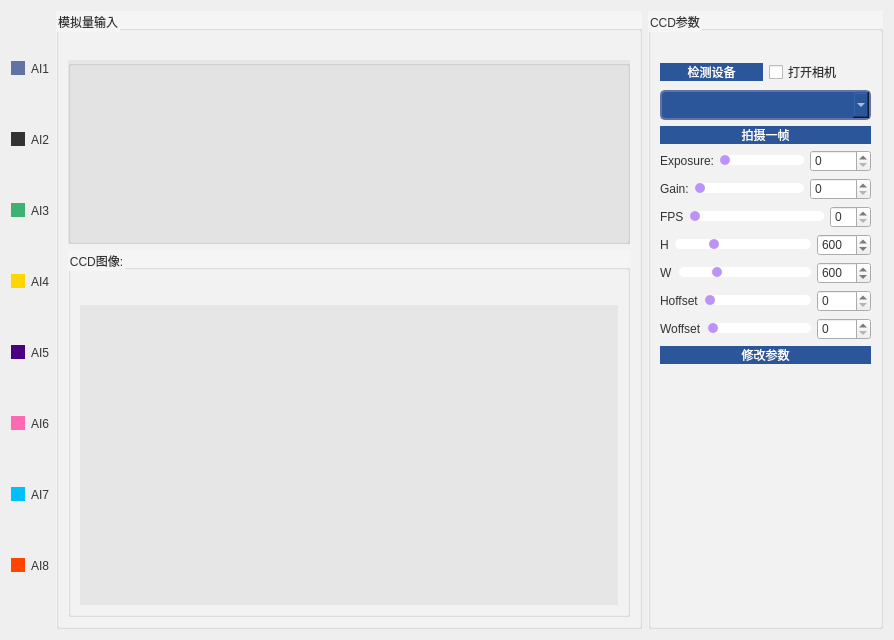
First picture: the form in new_thu/UI/Cardpage/AIO_CCD_Table.ui, repository mihudaner/THU, before the edit.
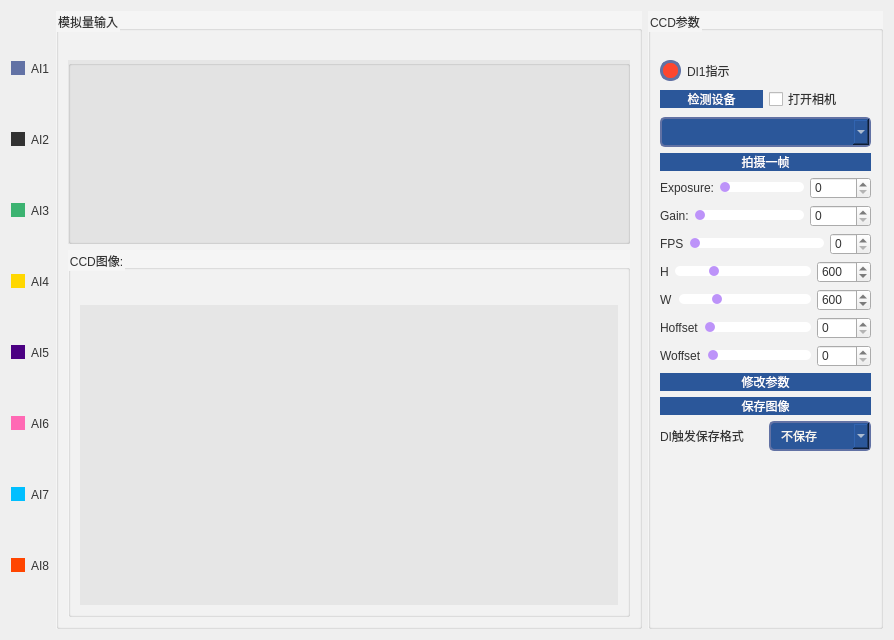
Second picture: the form after the edit. Icons and pictures are not drawn.

```diff
--- a/new_thu/UI/Cardpage/AIO_CCD_Table.ui
+++ b/new_thu/UI/Cardpage/AIO_CCD_Table.ui
@@ -573,6 +573,30 @@
         </property>
        </widget>
       </item>
+      <item>
+       <widget class="QRadioButton" name="radioButton">
+        <property name="styleSheet">
+         <string notr="true">QRadioButton::indicator {
+    border: 3px solid #6272a4;
+	width: 15px;
+	height: 15px;
+	border-radius: 10px;
+    background: rgb(255, 70, 46);
+}
+QRadioButton::indicator:hover {
+    border: 3px solid rgb(119, 136, 187);
+}
+QRadioButton::indicator:checked {
+    background: 3px solid rgb(50, 255,70 );
+	border: 3px solid #bd93f9;
+}
+</string>
+        </property>
+        <property name="text">
+         <string>DI1指示</string>
+        </property>
+       </widget>
+      </item>
       <item>
        <layout class="QHBoxLayout" name="horizontalLayout_5">
         <item>
@@ -853,6 +877,48 @@
         </property>
        </widget>
       </item>
+      <item>
+       <widget class="QPushButton" name="btn_savecddimg">
+        <property name="text">
+         <string>保存图像</string>
+        </property>
+       </widget>
+      </item>
+      <item>
+       <layout class="QHBoxLayout" name="horizontalLayout_7">
+        <item>
+         <widget class="QLabel" name="label_11">
+          <property name="text">
+           <string>DI触发保存格式</string>
+          </property>
+         </widget>
+        </item>
+        <item>
+         <widget class="QComboBox" name="comboBox">
+          <item>
+           <property name="text">
+            <string>不保存</string>
+           </property>
+          </item>
+          <item>
+           <property name="text">
+            <string>保存为jpg</string>
+           </property>
+          </item>
+          <item>
+           <property name="text">
+            <string>保存为mp4</string>
+           </property>
+          </item>
+          <item>
+           <property name="text">
+            <string/>
+           </property>
+          </item>
+         </widget>
+        </item>
+       </layout>
+      </item>
       <item>
        <spacer name="verticalSpacer">
         <property name="orientation">
```
